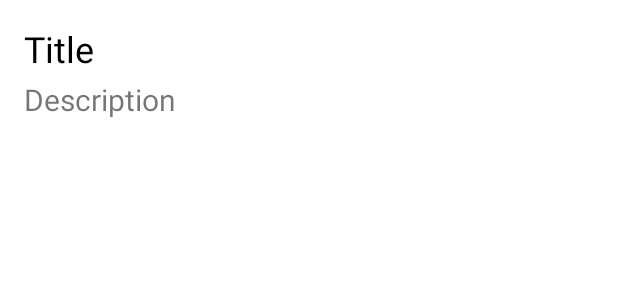
After one commit to Madina192/ToDoList_kotlin, an Android app: the layout item_task.xml on its own in the app's theme, with its tools: preview values and no code run, on a phone screen of 412 x 824 dp. The commit adds this screen. Shown: the top 300 px of the screen. Run offline under Robolectric (Android 15) with nearby library versions, the phone set to English and light mode, and no system bars.

Commit message:
added TaskAdapter

```diff
--- /dev/null
+++ b/app/src/main/res/layout/item_task.xml
@@ -0,0 +1,28 @@
+<?xml version="1.0" encoding="utf-8"?>
+<LinearLayout xmlns:android="http://schemas.android.com/apk/res/android"
+    android:layout_width="match_parent"
+    android:layout_height="wrap_content"
+    xmlns:tools="http://schemas.android.com/tools"
+    android:orientation="vertical"
+    android:padding="16dp"
+    >
+
+    <TextView
+        android:id="@+id/tvTitle"
+        android:layout_width="wrap_content"
+        android:layout_height="wrap_content"
+        tools:text="@string/title"
+        android:textSize="24sp"
+        android:textColor="@color/black"
+        />
+
+    <TextView
+        android:id="@+id/tvDesc"
+        android:layout_width="wrap_content"
+        android:layout_height="wrap_content"
+        tools:text="@string/description"
+        android:textSize="20sp"
+        android:layout_marginTop="4dp"
+        />
+
+</LinearLayout>
```
Also changed, not shown: app/src/main/java/com/example/todolist/ui/add/AddTaskFragment.kt (+19 -0 lines), app/src/main/java/com/example/todolist/ui/task/TaskFragment.kt (+34 -0 lines), app/src/main/java/com/example/todolist/ui/task/adapter/TaskAdapter.kt (added, +45 -0 lines), app/src/main/res/layout/fragment_tasks.xml (+7 -12 lines).
